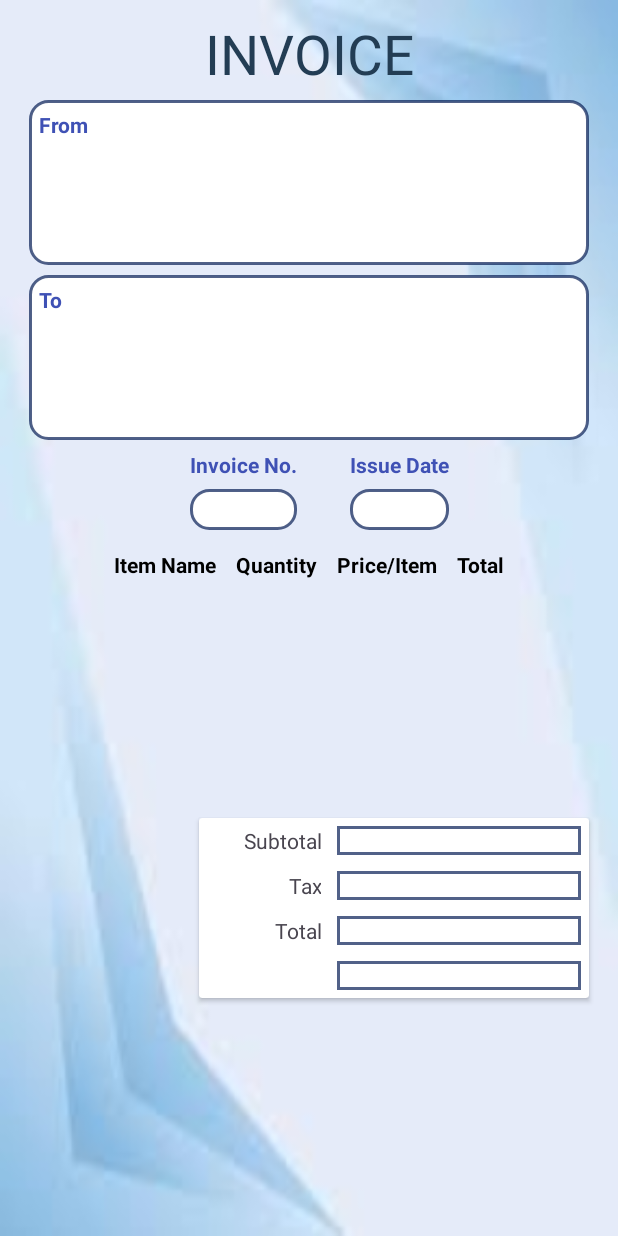
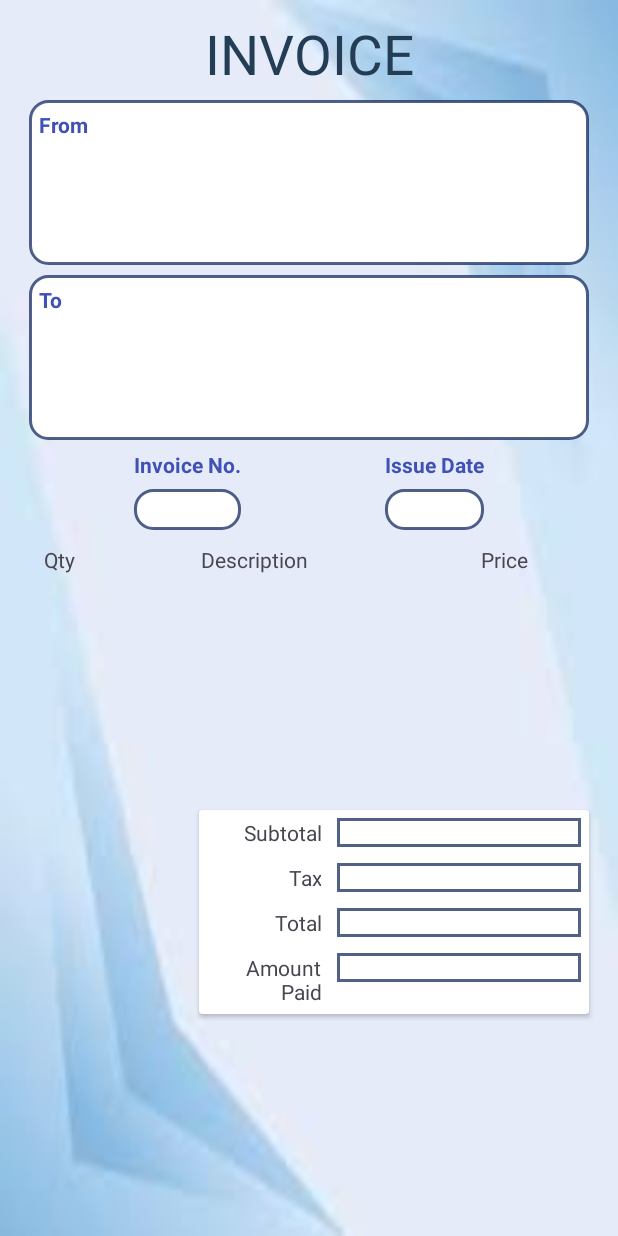
Before and after one commit to Anushka190202/billboostApp-main, an Android app: the InvoiceTemplate screen opened directly, with no data from a screen before it, on a phone screen of 412 x 824 dp. Run offline under Robolectric (Android 15) with nearby library versions, the phone set to English and light mode, and no system bars; our stand-ins replace sdp/ssp sizes.

Commit message:
add data

```diff
--- a/billboostApp-main/app/src/main/res/layout/activity_invoice_template.xml
+++ b/billboostApp-main/app/src/main/res/layout/activity_invoice_template.xml
@@ -121,8 +121,8 @@
         android:layout_width="wrap_content"
         android:layout_height="wrap_content"
         android:orientation="vertical"
-        app:layout_constraintStart_toStartOf="@id/lyClient"
-        app:layout_constraintEnd_toEndOf="@id/lyIssueDate"
+        app:layout_constraintStart_toStartOf="parent"
+        app:layout_constraintEnd_toStartOf="@id/lyIssueDate"
         app:layout_constraintTop_toBottomOf="@id/lyClient">
 
         <TextView
@@ -149,7 +149,7 @@
         android:layout_height="wrap_content"
         android:orientation="vertical"
         app:layout_constraintEnd_toEndOf="parent"
-        app:layout_constraintStart_toStartOf="@id/lyInvoiceNo"
+        app:layout_constraintStart_toEndOf="@id/lyInvoiceNo"
         app:layout_constraintTop_toBottomOf="@id/lyClient">
 
         <TextView
@@ -170,58 +170,122 @@
     </LinearLayout>
 
 
-    <TableLayout
+    <androidx.constraintlayout.widget.ConstraintLayout
         android:layout_width="match_parent"
         android:layout_height="wrap_content"
+        android:layout_marginLeft="@dimen/margin_20dp"
+        android:layout_marginStart="@dimen/margin_20dp"
+        android:layout_marginRight="@dimen/margin_20dp"
+        android:layout_marginEnd="@dimen/margin_20dp"
+        android:layout_marginTop="@dimen/margin_6dp"
         android:id="@+id/tvTableHeader"
+        android:orientation="horizontal"
         app:layout_constraintTop_toBottomOf="@id/lyIssueDate"
-        android:layout_marginTop="@dimen/_10sdp"
         app:layout_constraintEnd_toEndOf="parent"
         app:layout_constraintStart_toStartOf="parent">
 
 
-        <TableRow
-            android:id="@+id/tvItemList"
+        <View
+            android:layout_width="0dp"
+            android:layout_height="0.5dp"
+            app:layout_constraintStart_toStartOf="parent"
+            app:layout_constraintEnd_toEndOf="parent"
+            app:layout_constraintTop_toTopOf="parent"/>
+
+        <View
+            android:layout_width="0dp"
+            android:layout_height="0.5dp"
+            app:layout_constraintStart_toStartOf="parent"
+            app:layout_constraintEnd_toEndOf="parent"
+            app:layout_constraintBottom_toBottomOf="parent"/>
+
+        <View
+            android:layout_width="0.5dp"
+            android:layout_height="0dp"
+            app:layout_constraintStart_toStartOf="parent"
+            app:layout_constraintTop_toTopOf="parent"
+            app:layout_constraintBottom_toBottomOf="parent"/>
+
+        <View
+            android:layout_width="0.5dp"
+            android:layout_height="0dp"
+            app:layout_constraintEnd_toEndOf="parent"
+            app:layout_constraintTop_toTopOf="parent"
+            app:layout_constraintBottom_toBottomOf="parent"/>
+
+        <View
+            android:layout_width="0.5dp"
+            android:layout_height="0dp"
+
+            app:layout_constraintEnd_toEndOf="@+id/guideVertical10"
+            app:layout_constraintTop_toTopOf="parent"
+            app:layout_constraintBottom_toBottomOf="parent"/>
+
+
+        <View
+            android:layout_width="0.5dp"
+            android:layout_height="0dp"
+            app:layout_constraintStart_toStartOf="@+id/guideVertical70"
+            app:layout_constraintTop_toTopOf="parent"
+            app:layout_constraintBottom_toBottomOf="parent"/>
+
+        <TextView
+            android:id="@+id/tvQty"
+            android:layout_width="wrap_content"
+            android:layout_height="wrap_content"
+            android:text="Qty"
+            android:inputType="number"
+
+            android:padding="@dimen/margin_4dp"
+            app:layout_constraintStart_toStartOf="parent"
+            app:layout_constraintTop_toTopOf="parent"
+            app:layout_constraintEnd_toStartOf="@+id/guideVertical10"/>
+
+        <androidx.constraintlayout.widget.Guideline
+            android:id="@+id/guideVertical70"
             android:layout_width="match_parent"
             android:layout_height="wrap_content"
+            android:orientation="vertical"
+            app:layout_constraintGuide_begin="260dp" />
+
+        <androidx.constraintlayout.widget.Guideline
+            android:id="@+id/guideVertical10"
+            android:layout_width="match_parent"
+            android:layout_height="match_parent"
+            android:orientation="vertical"
+            app:layout_constraintGuide_end="333dp" />
+
+
+        <TextView
+            android:id="@+id/tvDesc"
+            android:layout_width="0dp"
+            android:layout_height="wrap_content"
             android:gravity="center"
-            >
+            android:text="Description"
+            android:layout_weight="2"
+            android:padding="@dimen/margin_4dp"
+            app:layout_constraintEnd_toStartOf="@+id/guideVertical70"
+            app:layout_constraintTop_toTopOf="parent"
+            app:layout_constraintStart_toEndOf="@+id/guideVertical10"/>
 
-            <TextView
-                android:layout_width="wrap_content"
-                android:layout_height="wrap_content"
-                android:layout_marginHorizontal="@dimen/_5sdp"
-                android:text="Item Name"
-                android:textColor="@color/black"
-                android:textStyle="bold"/>
-            <TextView
-                android:layout_width="match_parent"
-                android:layout_height="wrap_content"
-                android:layout_marginHorizontal="@dimen/_5sdp"
-                android:text="Quantity"
-                android:textColor="@color/black"
-                android:textStyle="bold"/>
-            <TextView
-                android:layout_width="match_parent"
-                android:layout_height="wrap_content"
-                android:layout_marginHorizontal="@dimen/_5sdp"
-                android:text="Price/Item"
-                android:textColor="@color/black"
-                android:textStyle="bold"/>
-            <TextView
-                android:layout_width="match_parent"
-                android:layout_height="wrap_content"
-                android:layout_marginHorizontal="@dimen/_5sdp"
-                android:text="Total"
-                android:textColor="@color/black"
-                android:textStyle="bold"/>
+        <TextView
+            android:id="@+id/tvPrice"
+            android:layout_width="wrap_content"
+            android:layout_height="wrap_content"
+            android:text="Price"
+            android:inputType="number"
+            android:padding="@dimen/margin_4dp"
+            app:layout_constraintStart_toEndOf="@+id/guideVertical70"
+            app:layout_constraintTop_toTopOf="parent"
+            app:layout_constraintEnd_toEndOf="parent"/>
+    </androidx.constraintlayout.widget.ConstraintLayout>
 
-        </TableRow>
-    </TableLayout>
+
     <androidx.recyclerview.widget.RecyclerView
         android:id="@+id/rvItems"
         android:layout_width="match_parent"
         android:layout_height="wrap_content"
+        android:layout_margin="@dimen/_4sdp"
         app:layout_constraintEnd_toEndOf="parent"
         app:layout_constraintStart_toStartOf="parent"
         app:layout_constraintTop_toBottomOf="@id/tvTableHeader" />
@@ -322,7 +386,7 @@
                     android:layout_height="wrap_content"
                     android:layout_margin="@dimen/_4sdp"
                     android:layout_weight="2"
-                    android:text=""
+                    android:text="Amount Paid"
                     android:textAlignment="textEnd" />
 
                 <TextView
--- a/billboostApp-main/app/src/main/res/layout/add_item_layout.xml
+++ b/billboostApp-main/app/src/main/res/layout/add_item_layout.xml
@@ -16,6 +16,7 @@
     <androidx.constraintlayout.widget.ConstraintLayout
         android:layout_width="match_parent"
         android:layout_height="wrap_content"
+
         android:id="@+id/llItemList"
         android:orientation="horizontal"
         app:layout_constraintStart_toStartOf="parent"
@@ -82,6 +83,7 @@
             android:layout_width="wrap_content"
             android:layout_height="wrap_content"
             android:hint="@string/quantity"
+            android:textAlignment="center"
             android:text="@{billModel.quantity.toString()}"
             android:inputType="number"
             android:padding="@dimen/margin_4dp"
@@ -114,6 +116,7 @@
         <EditText
             android:id="@+id/tvItemPrice"
             android:layout_width="0dp"
+            android:textAlignment="center"
             android:layout_height="wrap_content"
             android:hint="@string/item_price"
             android:layout_weight="0.5"
--- a/billboostApp-main/app/src/main/res/layout/add_item_layout1.xml
+++ b/billboostApp-main/app/src/main/res/layout/add_item_layout1.xml
@@ -8,6 +8,7 @@
         android:layout_height="wrap_content"
         android:id="@+id/llItemList"
         android:orientation="horizontal"
+        android:layout_marginHorizontal="@dimen/_6sdp"
         app:layout_constraintStart_toStartOf="parent"
         app:layout_constraintEnd_toEndOf="parent"
         app:layout_constraintTop_toTopOf="parent">
@@ -73,6 +74,7 @@
             android:layout_height="wrap_content"
             android:hint="@string/quantity"
             android:text="Qty"
+            android:textAlignment="center"
             android:inputType="number"
             android:padding="@dimen/margin_4dp"
             app:layout_constraintStart_toStartOf="parent"
@@ -108,9 +110,10 @@
             android:hint="@string/item_price"
             android:layout_weight="0.5"
             android:text="10"
+            android:textAlignment="center"
             android:inputType="numberDecimal"
             android:padding="@dimen/margin_4dp"
-            app:layout_constraintEnd_toStartOf="@+id/ivclose"
+            app:layout_constraintEnd_toEndOf="parent"
             app:layout_constraintTop_toTopOf="parent"
             app:layout_constraintStart_toEndOf="@+id/guideVertical70"/>
 
@@ -122,15 +125,15 @@
             android:orientation="vertical"
             app:layout_constraintGuide_percent="0.99" />
 
-        <ImageView
-            android:id="@+id/ivclose"
-            android:layout_width="wrap_content"
-            android:layout_height="wrap_content"
-            app:layout_constraintDimensionRatio="1:1"
-            android:src="@drawable/ic_close"
-            app:layout_constraintTop_toTopOf="parent"
-            app:layout_constraintBottom_toBottomOf="parent"
-            app:layout_constraintEnd_toStartOf="@+id/guideVertical99"/>
+<!--        <ImageView-->
+<!--            android:id="@+id/ivclose"-->
+<!--            android:layout_width="wrap_content"-->
+<!--            android:layout_height="wrap_content"-->
+<!--            app:layout_constraintDimensionRatio="1:1"-->
+<!--            android:src="@drawable/ic_close"-->
+<!--            app:layout_constraintTop_toTopOf="parent"-->
+<!--            app:layout_constraintBottom_toBottomOf="parent"-->
+<!--            app:layout_constraintEnd_toStartOf="@+id/guideVertical99"/>-->
 
     </androidx.constraintlayout.widget.ConstraintLayout>
 </layout>
```
